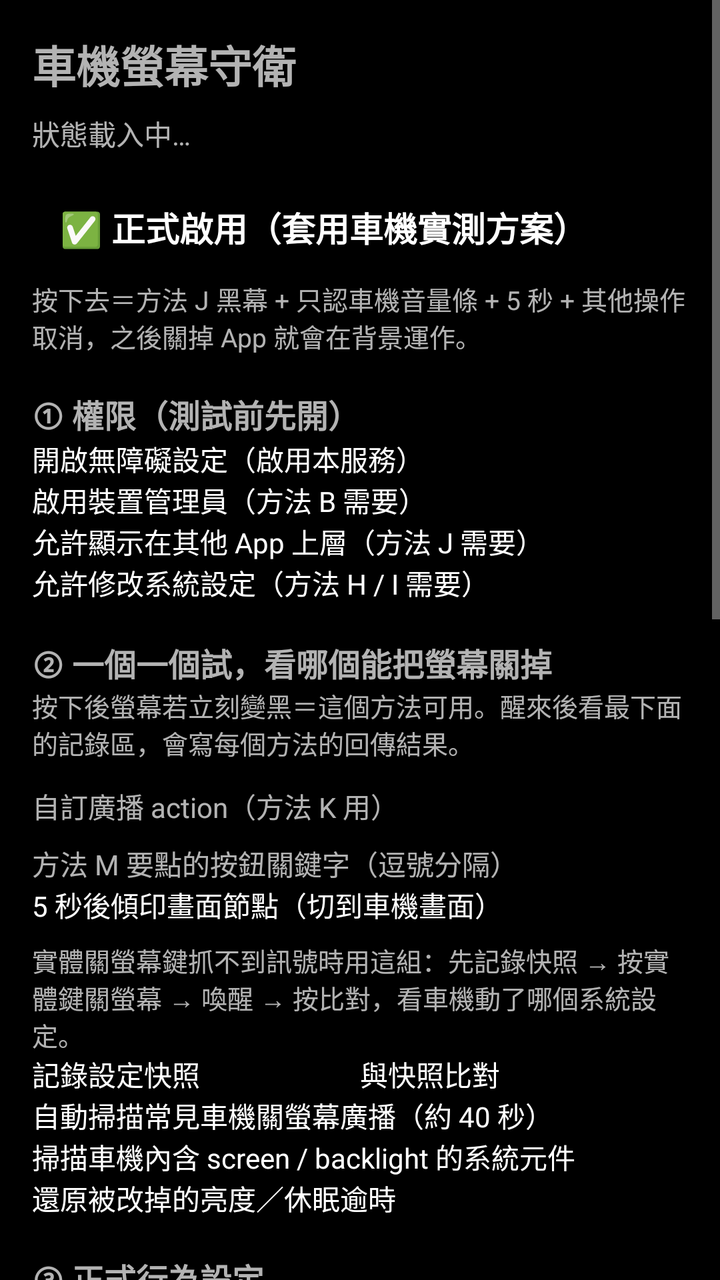
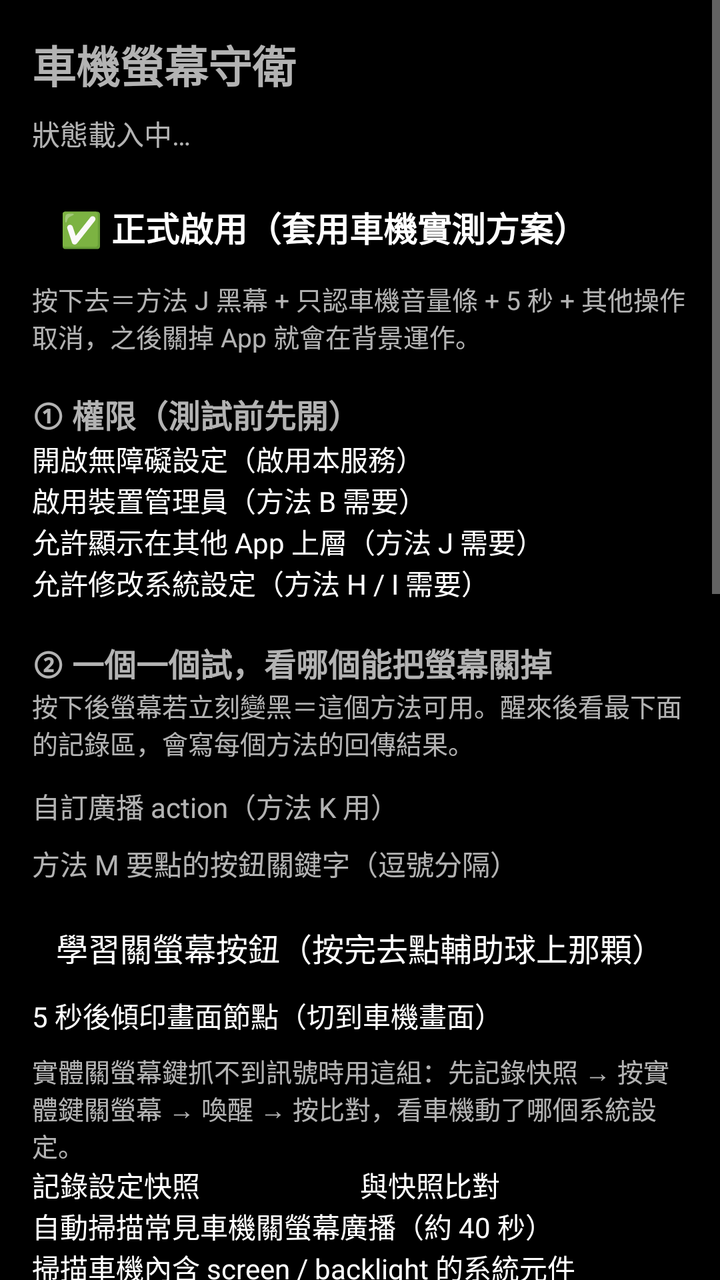

Screens rendered from an Android XML layout before and after an edit, with the pre-edit source and the edit as a unified diff.
<!-- AndroidManifest.xml: activity theme Theme.ScreenGuard.Black -->
<!-- res/layout/activity_main.xml -->
<?xml version="1.0" encoding="utf-8"?>
<ScrollView xmlns:android="http://schemas.android.com/apk/res/android"
    android:layout_width="match_parent"
    android:layout_height="match_parent">

    <LinearLayout
        android:layout_width="match_parent"
        android:layout_height="wrap_content"
        android:orientation="vertical"
        android:padding="16dp">

        <TextView
            android:layout_width="wrap_content"
            android:layout_height="wrap_content"
            android:text="車機螢幕守衛"
            android:textSize="22sp"
            android:textStyle="bold" />

        <TextView
            android:id="@+id/statusText"
            android:layout_width="match_parent"
            android:layout_height="wrap_content"
            android:layout_marginTop="8dp"
            android:textSize="14sp"
            android:text="狀態載入中…" />

        
        <Button
            android:id="@+id/btnOfficial"
            android:layout_width="match_parent"
            android:layout_height="wrap_content"
            android:layout_marginTop="10dp"
            android:padding="14dp"
            android:text="✅ 正式啟用（套用車機實測方案）"
            android:textSize="17sp"
            android:textStyle="bold" />

        <TextView
            android:id="@+id/officialText"
            android:layout_width="match_parent"
            android:layout_height="wrap_content"
            android:textSize="13sp"
            android:text="按下去＝方法 J 黑幕 + 只認車機音量條 + 5 秒 + 其他操作取消，之後關掉 App 就會在背景運作。" />

        
        <TextView
            style="@style/SectionTitle"
            android:layout_width="match_parent"
            android:layout_height="wrap_content"
            android:text="① 權限（測試前先開）" />

        <Button
            android:id="@+id/btnAccessibility"
            android:layout_width="match_parent"
            android:layout_height="wrap_content"
            android:text="開啟無障礙設定（啟用本服務）" />

        <Button
            android:id="@+id/btnAdmin"
            android:layout_width="match_parent"
            android:layout_height="wrap_content"
            android:text="啟用裝置管理員（方法 B 需要）" />

        <Button
            android:id="@+id/btnOverlayPerm"
            android:layout_width="match_parent"
            android:layout_height="wrap_content"
            android:text="允許顯示在其他 App 上層（方法 J 需要）" />

        <Button
            android:id="@+id/btnWritePerm"
            android:layout_width="match_parent"
            android:layout_height="wrap_content"
            android:text="允許修改系統設定（方法 H / I 需要）" />

        
        <TextView
            style="@style/SectionTitle"
            android:layout_width="match_parent"
            android:layout_height="wrap_content"
            android:text="② 一個一個試，看哪個能把螢幕關掉" />

        <TextView
            android:layout_width="match_parent"
            android:layout_height="wrap_content"
            android:textSize="13sp"
            android:text="按下後螢幕若立刻變黑＝這個方法可用。醒來後看最下面的記錄區，會寫每個方法的回傳結果。" />

        <LinearLayout
            android:id="@+id/containerTests"
            android:layout_width="match_parent"
            android:layout_height="wrap_content"
            android:layout_marginTop="4dp"
            android:orientation="vertical" />

        <EditText
            android:id="@+id/editAction"
            android:layout_width="match_parent"
            android:layout_height="wrap_content"
            android:layout_marginTop="8dp"
            android:hint="自訂廣播 action（方法 K 用）"
            android:inputType="textNoSuggestions"
            android:singleLine="true" />

        <EditText
            android:id="@+id/editClickKeys"
            android:layout_width="match_parent"
            android:layout_height="wrap_content"
            android:layout_marginTop="8dp"
            android:hint="方法 M 要點的按鈕關鍵字（逗號分隔）"
            android:inputType="textNoSuggestions"
            android:singleLine="true" />

        <Button
            android:id="@+id/btnDump"
            android:layout_width="match_parent"
            android:layout_height="wrap_content"
            android:text="5 秒後傾印畫面節點（切到車機畫面）" />

        <TextView
            android:layout_width="match_parent"
            android:layout_height="wrap_content"
            android:layout_marginTop="8dp"
            android:textSize="13sp"
            android:text="實體關螢幕鍵抓不到訊號時用這組：先記錄快照 → 按實體鍵關螢幕 → 喚醒 → 按比對，看車機動了哪個系統設定。" />

        <LinearLayout
            android:layout_width="match_parent"
            android:layout_height="wrap_content"
            android:orientation="horizontal">
            <Button
                android:id="@+id/btnSnapshot"
                android:layout_width="0dp"
                android:layout_weight="1"
                android:layout_height="wrap_content"
                android:text="記錄設定快照" />
            <Button
                android:id="@+id/btnDiff"
                android:layout_width="0dp"
                android:layout_weight="1"
                android:layout_height="wrap_content"
                android:text="與快照比對" />
        </LinearLayout>

        <Button
            android:id="@+id/btnScan"
            android:layout_width="match_parent"
            android:layout_height="wrap_content"
            android:text="自動掃描常見車機關螢幕廣播（約 40 秒）" />

        <Button
            android:id="@+id/btnDiscover"
            android:layout_width="match_parent"
            android:layout_height="wrap_content"
            android:text="掃描車機內含 screen / backlight 的系統元件" />

        <Button
            android:id="@+id/btnRestore"
            android:layout_width="match_parent"
            android:layout_height="wrap_content"
            android:text="還原被改掉的亮度／休眠逾時" />

        
        <TextView
            style="@style/SectionTitle"
            android:layout_width="match_parent"
            android:layout_height="wrap_content"
            android:text="③ 正式行為設定" />

        <TextView
            android:layout_width="match_parent"
            android:layout_height="wrap_content"
            android:text="正式關螢幕要用哪個方法："
            android:textSize="14sp" />

        <Spinner
            android:id="@+id/spinnerMethod"
            android:layout_width="match_parent"
            android:layout_height="wrap_content" />

        <LinearLayout
            android:layout_width="match_parent"
            android:layout_height="wrap_content"
            android:layout_marginTop="8dp"
            android:gravity="center_vertical"
            android:orientation="horizontal">
            <TextView
                android:layout_width="wrap_content"
                android:layout_height="wrap_content"
                android:text="沒有操作幾秒後關螢幕："
                android:textSize="15sp" />
            <EditText
                android:id="@+id/editDelay"
                android:layout_width="70dp"
                android:layout_height="wrap_content"
                android:inputType="number"
                android:singleLine="true"
                android:text="5" />
            <Button
                android:id="@+id/btnSave"
                android:layout_width="wrap_content"
                android:layout_height="wrap_content"
                android:text="儲存" />
        </LinearLayout>

        <TextView
            android:layout_width="match_parent"
            android:layout_height="wrap_content"
            android:layout_marginTop="8dp"
            android:text="倒數中若有其他操作："
            android:textSize="15sp" />

        <RadioGroup
            android:id="@+id/rgOtherOp"
            android:layout_width="match_parent"
            android:layout_height="wrap_content"
            android:orientation="vertical">
            <RadioButton
                android:id="@+id/radioCancel"
                android:layout_width="match_parent"
                android:layout_height="wrap_content"
                android:text="取消，這次就不關螢幕" />
            <RadioButton
                android:id="@+id/radioReset"
                android:layout_width="match_parent"
                android:layout_height="wrap_content"
                android:text="重新計時，停手後再關" />
        </RadioGroup>

        <LinearLayout
            android:id="@+id/containerSwitches"
            android:layout_width="match_parent"
            android:layout_height="wrap_content"
            android:orientation="vertical" />

        <Button
            android:id="@+id/btnSimulate"
            android:layout_width="match_parent"
            android:layout_height="wrap_content"
            android:layout_marginTop="8dp"
            android:text="模擬一次：現在開始倒數，用選定方法關螢幕" />

        
        <TextView
            style="@style/SectionTitle"
            android:layout_width="match_parent"
            android:layout_height="wrap_content"
            android:text="④ 進階觸發（看完記錄再填）" />

        <TextView
            android:layout_width="match_parent"
            android:layout_height="wrap_content"
            android:textSize="13sp"
            android:text="這台車機的方向盤音量沒有走 Android 音量。打開診斷模式後按幾下方向盤音量鍵，看記錄裡有什麼東西跟著動，再把它填到下面兩格，App 就會拿它當音量訊號。" />

        <EditText
            android:id="@+id/editVolEventPkg"
            android:layout_width="match_parent"
            android:layout_height="wrap_content"
            android:hint="音量條所屬套件（實測 com.ts.MainUI）"
            android:inputType="textNoSuggestions"
            android:singleLine="true" />

        <EditText
            android:id="@+id/editVolEventCls"
            android:layout_width="match_parent"
            android:layout_height="wrap_content"
            android:hint="音量條的 class 關鍵字（實測 SeekBar）"
            android:inputType="textNoSuggestions"
            android:singleLine="true" />

        <EditText
            android:id="@+id/editLogOnly"
            android:layout_width="match_parent"
            android:layout_height="wrap_content"
            android:layout_marginTop="8dp"
            android:hint="只記錄這些套件（例：com.ts；留空＝除自家外全部）"
            android:inputType="textNoSuggestions"
            android:singleLine="true" />

        <TextView
            android:layout_width="match_parent"
            android:layout_height="wrap_content"
            android:layout_marginTop="8dp"
            android:textSize="13sp"
            android:text="要監聽的車機自家廣播（逗號分隔）。收到時記錄會出現「★★ 收到車機廣播」，_OFF/SLEEP 當關螢幕、_ON/WAKE 當亮螢幕。" />

        <EditText
            android:id="@+id/editCarActions"
            android:layout_width="match_parent"
            android:layout_height="wrap_content"
            android:hint="com.ts.intent.action.BACKLIGHT_OFF,..."
            android:inputType="textNoSuggestions"
            android:singleLine="true" />

        <LinearLayout
            android:layout_width="match_parent"
            android:layout_height="wrap_content"
            android:gravity="center_vertical"
            android:orientation="horizontal">
            <TextView
                android:layout_width="wrap_content"
                android:layout_height="wrap_content"
                android:text="黑幕視窗亮度(‰)："
                android:textSize="14sp" />
            <EditText
                android:id="@+id/editOverlayBrightness"
                android:layout_width="70dp"
                android:layout_height="wrap_content"
                android:inputType="number"
                android:singleLine="true" />
            <TextView
                android:layout_width="0dp"
                android:layout_weight="1"
                android:layout_height="wrap_content"
                android:textSize="12sp"
                android:text="預設 4。0 是「要求關背光」，但這台實測設 0 也不會關，跟 4 沒差。" />
        </LinearLayout>

        <EditText
            android:id="@+id/editOffEventPkg"
            android:layout_width="match_parent"
            android:layout_height="wrap_content"
            android:hint="「關閉螢幕」按鈕所屬套件（留空＝不用）"
            android:inputType="textNoSuggestions"
            android:singleLine="true" />

        <EditText
            android:id="@+id/editOffEventCls"
            android:layout_width="match_parent"
            android:layout_height="wrap_content"
            android:hint="「關閉螢幕」按鈕的 class 關鍵字"
            android:inputType="textNoSuggestions"
            android:singleLine="true" />

        <EditText
            android:id="@+id/editVolKeys"
            android:layout_width="match_parent"
            android:layout_height="wrap_content"
            android:hint="系統設定鍵含這些字就算音量（逗號分隔）"
            android:inputType="textNoSuggestions"
            android:singleLine="true" />

        <EditText
            android:id="@+id/editVolWindows"
            android:layout_width="match_parent"
            android:layout_height="wrap_content"
            android:hint="出現這些視窗/套件就算音量（逗號分隔）"
            android:inputType="textNoSuggestions"
            android:singleLine="true" />

        <LinearLayout
            android:layout_width="match_parent"
            android:layout_height="wrap_content"
            android:orientation="horizontal">
            <Button
                android:id="@+id/btnSaveAdvanced"
                android:layout_width="0dp"
                android:layout_weight="1"
                android:layout_height="wrap_content"
                android:text="儲存觸發設定" />
            <Button
                android:id="@+id/btnVolumeDump"
                android:layout_width="0dp"
                android:layout_weight="1"
                android:layout_height="wrap_content"
                android:text="印出目前音量值" />
        </LinearLayout>

        
        <TextView
            style="@style/SectionTitle"
            android:layout_width="match_parent"
            android:layout_height="wrap_content"
            android:text="⑤ 事件記錄（最新在最上面）" />

        <LinearLayout
            android:layout_width="match_parent"
            android:layout_height="wrap_content"
            android:orientation="horizontal">
            <Button
                android:id="@+id/btnRefreshLog"
                android:layout_width="0dp"
                android:layout_weight="1"
                android:layout_height="wrap_content"
                android:text="重新整理" />
            <Button
                android:id="@+id/btnCopyLog"
                android:layout_width="0dp"
                android:layout_weight="1"
                android:layout_height="wrap_content"
                android:text="複製" />
            <Button
                android:id="@+id/btnClearLog"
                android:layout_width="0dp"
                android:layout_weight="1"
                android:layout_height="wrap_content"
                android:text="清除" />
        </LinearLayout>

        <TextView
            android:id="@+id/logText"
            android:layout_width="match_parent"
            android:layout_height="wrap_content"
            android:layout_marginTop="4dp"
            android:background="#11000000"
            android:fontFamily="monospace"
            android:padding="8dp"
            android:textIsSelectable="true"
            android:textSize="12sp"
            android:text="（尚無記錄）" />

    </LinearLayout>
</ScrollView>
<!-- resources referenced by this layout -->
<resources>
  <style name="SectionTitle">
          <item name="android:layout_marginTop">18dp</item>
          <item name="android:textSize">16sp</item>
          <item name="android:textStyle">bold</item>
      </style>
  <style name="Theme.ScreenGuard.Black" parent="@android:style/Theme.Material.NoActionBar">
          <item name="android:windowBackground">@android:color/black</item>
          <item name="android:colorBackground">@android:color/black</item>
          <item name="android:textColorPrimary">#FFFFFF</item>
          <item name="android:textColorSecondary">#BDBDBD</item>
      </style>
</resources>

<!-- the commit's change to res/layout/activity_main.xml (unified diff, before → after) -->
@@ -110,6 +110,15 @@
             android:hint="方法 M 要點的按鈕關鍵字（逗號分隔）"
             android:inputType="textNoSuggestions"
             android:singleLine="true" />
+
+        <Button
+            android:id="@+id/btnLearn"
+            android:layout_width="match_parent"
+            android:layout_height="wrap_content"
+            android:layout_marginTop="8dp"
+            android:padding="12dp"
+            android:text="學習關螢幕按鈕（按完去點輔助球上那顆）"
+            android:textSize="16sp" />
 
         <Button
             android:id="@+id/btnDump"
